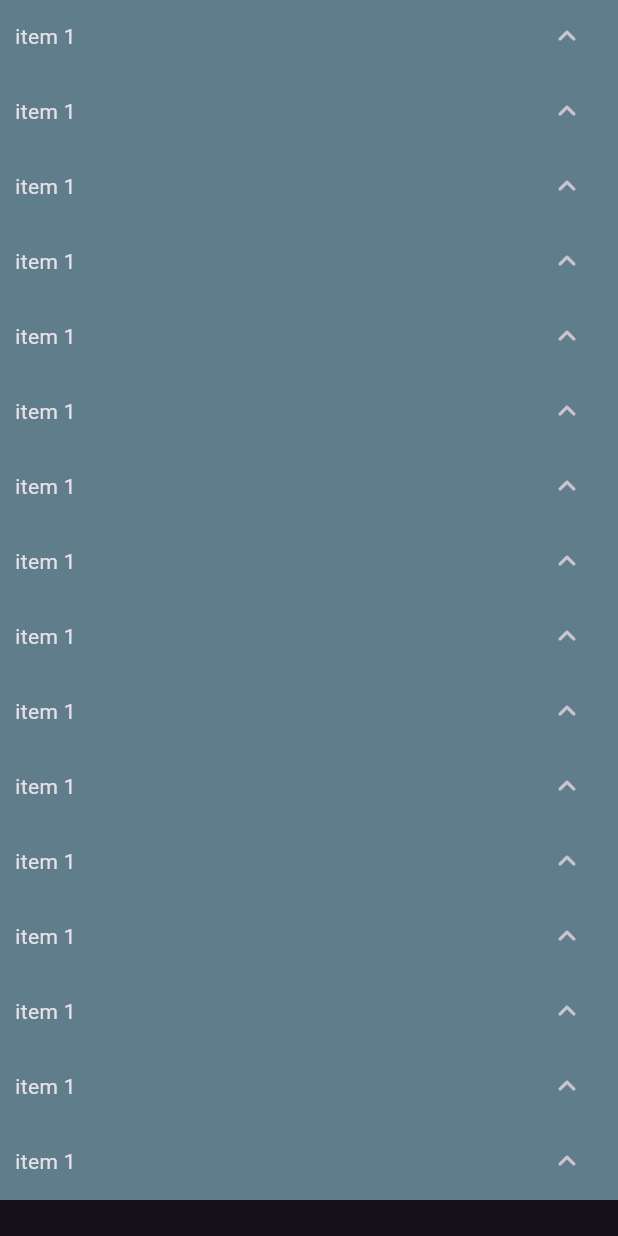
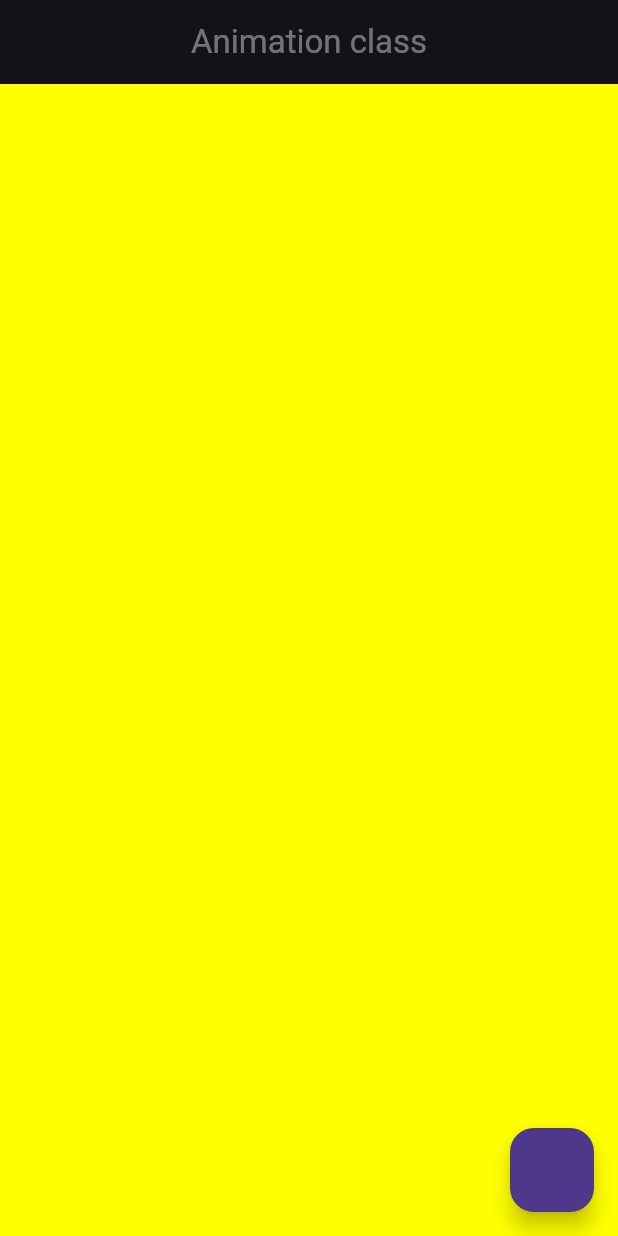
Before and after one commit to rodolfo-kunzel/flutter_animation, a Flutter app: the screen it shows after launch, on a phone screen of 412 x 824 dp. Run offline on Flutter 3.47's test engine with Material 2 defaults, Android fonts, the phone set to English and light mode, and no system bars.

Commit message:
list view progress

```diff
--- a/lib/home/home.dart
+++ b/lib/home/home.dart
@@ -33,13 +33,48 @@ class _HomeState extends State<Home> {
   @override
   Widget build(BuildContext context) {
     return Scaffold(
-      body: Center(
-        child: ListView.builder(
-          controller: controller,
-          itemCount: items.length,
-          itemBuilder: (context, index) => const ListViewAnimatedItem(
-            title: 'item 1',
-            description: 'item 1',
+      appBar: AppBar(
+        title: const Text('Animation class'),
+        titleSpacing: 10,
+        centerTitle: true,
+        toolbarOpacity: 0.5,
+      ),
+      backgroundColor: Colors.yellowAccent,
+      floatingActionButton:
+          FloatingActionButton(onPressed: () => _dialogBuilder(context)),
+    );
+  }
+
+  Future<void> _dialogBuilder(BuildContext context) {
+    return showGeneralDialog<void>(
+      context: context,
+      barrierLabel: '',
+      barrierDismissible: true,
+      transitionDuration: const Duration(milliseconds: 500),
+      pageBuilder: (_, __, ___) => const Placeholder(),
+      transitionBuilder: (BuildContext context, Animation<double> a1,
+              Animation<double> a2, Widget widget) =>
+          SlideTransition(
+        position: Tween<Offset>(
+          begin: const Offset(0.0, 1.5),
+          end: Offset.zero,
+        ).animate(CurvedAnimation(parent: a1, curve: Curves.decelerate)),
+        child: Dialog(
+          child: Container(
+            clipBehavior: Clip.hardEdge,
+            padding: const EdgeInsets.symmetric(vertical: 16, horizontal: 8),
+            constraints: const BoxConstraints(maxHeight: 400, maxWidth: 800),
+            decoration: const BoxDecoration(
+                borderRadius: BorderRadius.all(Radius.circular(15))),
+            child: ListView.builder(
+              controller: controller,
+              itemCount: items.length,
+              shrinkWrap: true,
+              itemBuilder: (context, index) => const AnimatedListViewItem(
+                title: 'item 1',
+                description: 'item 1',
+              ),
+            ),
           ),
         ),
       ),
--- a/lib/home/widgets/list_tile_animated_item.dart
+++ b/lib/home/widgets/list_tile_animated_item.dart
@@ -1,16 +1,18 @@
+import 'dart:math';
+
 import 'package:flutter/material.dart';
 
-class ListViewAnimatedItem extends StatefulWidget {
-  const ListViewAnimatedItem(
+class AnimatedListViewItem extends StatefulWidget {
+  const AnimatedListViewItem(
       {super.key, required this.title, required this.description});
   final String title;
   final String description;
 
   @override
-  State<ListViewAnimatedItem> createState() => _ListViewAnimatedItemState();
+  State<AnimatedListViewItem> createState() => _AnimatedListViewItemState();
 }
 
-class _ListViewAnimatedItemState extends State<ListViewAnimatedItem>
+class _AnimatedListViewItemState extends State<AnimatedListViewItem>
     with SingleTickerProviderStateMixin {
   late final AnimationController controller;
   late final Animation<double> itemHeight;
@@ -19,20 +21,26 @@ class _ListViewAnimatedItemState extends State<ListViewAnimatedItem>
 
   var isExpanded = false;
 
+  final double _closedItemHeight = 30;
+  final double _expandedItemHeight = 100;
+
   @override
   void initState() {
     super.initState();
-    controller =
-        AnimationController(vsync: this, duration: const Duration(seconds: 2));
+    controller = AnimationController(
+        vsync: this, duration: const Duration(milliseconds: 500));
 
     controller.addListener(() {
       setState(() {});
     });
 
-    itemHeight = Tween<double>(begin: 50, end: 100).animate(controller);
+    itemHeight =
+        Tween<double>(begin: _closedItemHeight, end: _expandedItemHeight)
+            .animate(controller);
+    itemIconButtonRotation =
+        Tween<double>(begin: pi, end: 0).animate(controller);
     itemColor = ColorTween(begin: Colors.blueGrey, end: Colors.white)
         .animate(controller);
-    itemIconButtonRotation = Tween(begin: 1.0, end: 0.5).animate(controller);
   }
 
   @override
@@ -41,7 +49,7 @@ class _ListViewAnimatedItemState extends State<ListViewAnimatedItem>
     super.dispose();
   }
 
-  void _onPressed() {
+  void _onTap() {
     WidgetsBinding.instance.addPostFrameCallback((timeStamp) {
       isExpanded ? controller.reverse() : controller.forward();
       isExpanded = !isExpanded;
@@ -50,33 +58,30 @@ class _ListViewAnimatedItemState extends State<ListViewAnimatedItem>
 
   @override
   Widget build(BuildContext context) {
-    return Container(
+    return InkWell(
+      onTap: _onTap,
+      child: Container(
         color: itemColor.value,
         height: itemHeight.value,
         padding: const EdgeInsets.symmetric(horizontal: 10),
         child: Column(
-        children: [
+          children: <Widget>[
             Row(
+              mainAxisAlignment: MainAxisAlignment.spaceBetween,
               children: [
                 Text(widget.title),
-              const Spacer(),
-              AnimatedRotation(
-                duration: const Duration(seconds: 1),
-                turns: itemIconButtonRotation.value,
-                child: IconButton(
-                  onPressed: _onPressed,
-                  icon: const Icon(
-                    Icons.expand_less_rounded,
-                  ),
-                ),
+                Transform.rotate(
+                  angle: itemIconButtonRotation.value,
+                  child: const Icon(Icons.expand_less_rounded),
                 ),
               ],
             ),
-          if (isExpanded) ...[
+            if (isExpanded && !controller.isAnimating) ...[
               const SizedBox(height: 10),
               Text(widget.description),
-          ]
             ],
+          ],
+        ),
       ),
     );
   }
--- a/lib/main.dart
+++ b/lib/main.dart
@@ -20,4 +20,6 @@ class MyApp extends StatelessWidget {
       },
     );
   }
+
+
 }
```
Also changed, not shown: pubspec.lock, 2 other files. Lines whose indentation alone changed are shown as unchanged.
